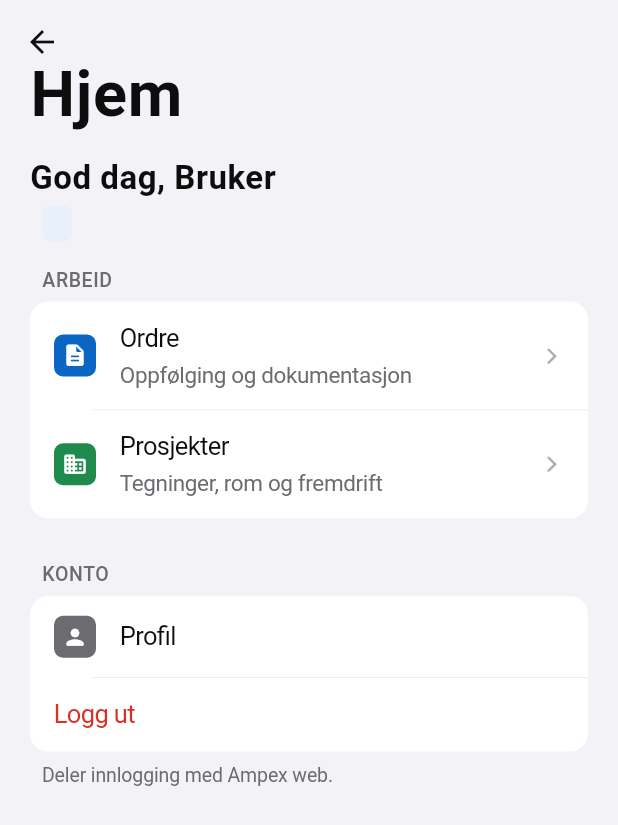
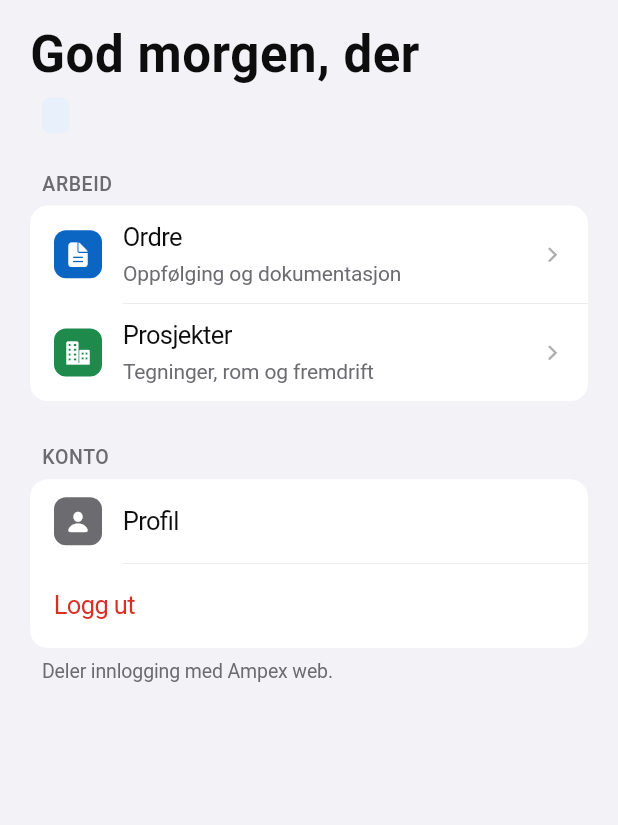
Before and after one commit to stocktormod-design/ampex-xlr8, a Flutter app: the _HomeContent screen opened directly with empty values, after a tap on "Logg ut", on a phone screen of 412 x 824 dp. Shown: the top 825 px of the screen. Run offline on Flutter 3.47's test engine with Material 3 defaults, Android fonts, the phone set to English and light mode, and no system bars; our stand-ins replace connectivity_plus, drift, drift_flutter, flutter_dotenv, flutter_riverpod, go_router and 1 more; accounts and stored records are empty; generated files the repository leaves out were written again.

Commit message:
design: premium polish – left-aligned large title, max-width, greeting hero
- AmpexScaffold: left-aligned iOS large title (was centered/broken on web),
  centered max-width content column so web/tablet matches phone
- Home: time-aware greeting as hero (no redundant "Hjem"), company + role
  as subtitle row — Spotify-style
- AmpexListRow: taller rows (min 56pt), larger leading icon (32, radius 8),
  refined chevron and subtitle for better "glide"
- Empty states center correctly under new header

Co-authored-by: Cursor <cursoragent@cursor.com>

```diff
--- a/lib/core/widgets/ampex_grouped_section.dart
+++ b/lib/core/widgets/ampex_grouped_section.dart
@@ -16,7 +16,7 @@ class AmpexGroupedSection extends StatelessWidget {
     this.footer,
     required this.children,
     this.margin = const EdgeInsets.symmetric(horizontal: AppSpacing.screenH),
-    this.dividerIndent = AppSpacing.screenH + 22,
+    this.dividerIndent = 62,
   });
 
   final String? header;
--- a/lib/core/widgets/ampex_list_row.dart
+++ b/lib/core/widgets/ampex_list_row.dart
@@ -7,7 +7,8 @@ import '../theme/app_typography.dart';
 
 /// Én rad i en [AmpexGroupedSection].
 ///
-/// Samme API på alle plattformer. Chevron vises automatisk ved onTap.
+/// Samme API på alle plattformer. Chevron vises automatisk ved [onTap].
+/// Komfortabel høyde (min 56pt) for felt-bruk og «glide»-følelse.
 class AmpexListRow extends StatelessWidget {
   const AmpexListRow({
     super.key,
@@ -22,22 +23,14 @@ class AmpexListRow extends StatelessWidget {
     this.showChevron,
   });
 
-  /// Ikon vist til venstre i avrundet firkant.
   final IconData? leading;
   final Color leadingColor;
   final String title;
   final String? subtitle;
-
-  /// Widget lengst til høyre (overstyrer [value] og standard chevron).
   final Widget? trailing;
-
-  /// Tekst lengst til høyre (f.eks. verdi / status).
   final String? value;
-
   final VoidCallback? onTap;
   final bool destructive;
-
-  /// Null = auto (vises hvis onTap er satt og ingen trailing/value).
   final bool? showChevron;
 
   @override
@@ -49,16 +42,18 @@ class AmpexListRow extends StatelessWidget {
         ? AppTypography.body.copyWith(color: AppColors.destructive)
         : AppTypography.body;
 
-    final row = Padding(
+    final row = ConstrainedBox(
+      constraints: const BoxConstraints(minHeight: 56),
+      child: Padding(
         padding: const EdgeInsets.symmetric(
           horizontal: AppSpacing.rowH,
-        vertical: AppSpacing.rowV,
+          vertical: 10,
         ),
         child: Row(
           children: [
             if (leading != null) ...[
               _LeadingIcon(icon: leading!, color: leadingColor),
-            const SizedBox(width: AppSpacing.md),
+              const SizedBox(width: AppSpacing.md - 2),
             ],
             Expanded(
               child: Column(
@@ -68,22 +63,26 @@ class AmpexListRow extends StatelessWidget {
                   Text(title, style: titleStyle),
                   if (subtitle != null) ...[
                     const SizedBox(height: 2),
-                  Text(subtitle!, style: AppTypography.callout),
+                    Text(
+                      subtitle!,
+                      style: AppTypography.footnote.copyWith(fontSize: 14),
+                    ),
                   ],
                 ],
               ),
             ),
             if (trailing != null)
               trailing!
-          else if (value != null)
-            Text(value!, style: AppTypography.callout)
-          else if (effectiveShowChevron)
-            const Icon(
-              CupertinoIcons.chevron_forward,
-              size: 16,
-              color: AppColors.labelTertiary,
+            else if (value != null) ...[
+              Text(value!, style: AppTypography.callout),
+              if (effectiveShowChevron) ...[
+                const SizedBox(width: AppSpacing.sm),
+                const _Chevron(),
+              ],
+            ] else if (effectiveShowChevron)
+              const _Chevron(),
+          ],
         ),
-        ],
       ),
     );
 
@@ -101,6 +100,19 @@ class AmpexListRow extends StatelessWidget {
   }
 }
 
+class _Chevron extends StatelessWidget {
+  const _Chevron();
+
+  @override
+  Widget build(BuildContext context) {
+    return const Icon(
+      CupertinoIcons.chevron_forward,
+      size: 15,
+      color: AppColors.labelTertiary,
+    );
+  }
+}
+
 class _LeadingIcon extends StatelessWidget {
   const _LeadingIcon({required this.icon, required this.color});
 
@@ -109,16 +121,14 @@ class _LeadingIcon extends StatelessWidget {
 
   @override
   Widget build(BuildContext context) {
-    return SizedBox(
-      width: 28,
-      height: 28,
-      child: DecoratedBox(
+    return Container(
+      width: 32,
+      height: 32,
       decoration: BoxDecoration(
         color: color,
-          borderRadius: BorderRadius.circular(6),
+        borderRadius: BorderRadius.circular(8),
       ),
-        child: Icon(icon, size: 17, color: Colors.white),
-      ),
+      child: Icon(icon, size: 18, color: Colors.white),
     );
   }
 }
--- a/lib/core/widgets/ampex_scaffold.dart
+++ b/lib/core/widgets/ampex_scaffold.dart
@@ -5,22 +5,32 @@ import '../theme/app_spacing.dart';
 import '../theme/app_typography.dart';
 import 'offline_banner.dart';
 
-/// Sideskall med large title og bouncing scroll – brukes på alle plattformer.
+/// Sideskall for alle listeskjermer.
 ///
-/// Produserer én konsistent side-layout uavhengig av om koden kjører på
-/// iOS, Android eller web.
+/// – Venstrejustert large title (iOS HIG), aldri sentrert.
+/// – Innhold sentreres med maks bredde på brede skjermer (web/nettbrett),
+///   full bredde på telefon → samme produkt overalt.
+/// – Bouncing scroll + offline-banner.
 class AmpexScaffold extends StatelessWidget {
   const AmpexScaffold({
     super.key,
     required this.title,
     required this.slivers,
+    this.subtitle,
     this.actions,
+    this.maxContentWidth = 640,
     this.backgroundColor = AppColors.background,
   });
 
+  /// Stor venstrejustert tittel. Kan være en hilsen (hjem) eller skjermnavn.
   final String title;
+
+  /// Valgfri rad rett under tittelen (firma, status, rolle …).
+  final Widget? subtitle;
+
   final List<Widget> slivers;
   final List<Widget>? actions;
+  final double maxContentWidth;
   final Color backgroundColor;
 
   @override
@@ -28,66 +38,71 @@ class AmpexScaffold extends StatelessWidget {
     return Scaffold(
       backgroundColor: backgroundColor,
       body: OfflineBanner(
+        child: SafeArea(
+          bottom: false,
+          child: Center(
+            child: ConstrainedBox(
+              constraints: BoxConstraints(maxWidth: maxContentWidth),
               child: CustomScrollView(
                 physics: const BouncingScrollPhysics(
                   parent: AlwaysScrollableScrollPhysics(),
                 ),
                 slivers: [
-            _AmpexSliverHeader(
+                  SliverToBoxAdapter(child: _Header(
                     title: title,
-              backgroundColor: backgroundColor,
+                    subtitle: subtitle,
                     actions: actions,
-            ),
+                  )),
                   ...slivers,
                 ],
+              ),
+            ),
+          ),
         ),
       ),
     );
   }
 }
 
-class _AmpexSliverHeader extends StatelessWidget {
-  const _AmpexSliverHeader({
-    required this.title,
-    required this.backgroundColor,
-    this.actions,
-  });
+class _Header extends StatelessWidget {
+  const _Header({required this.title, this.subtitle, this.actions});
 
   final String title;
-  final Color backgroundColor;
+  final Widget? subtitle;
   final List<Widget>? actions;
 
   @override
   Widget build(BuildContext context) {
-    return SliverAppBar(
-      pinned: true,
-      stretch: true,
-      expandedHeight: 96,
-      backgroundColor: backgroundColor,
-      surfaceTintColor: Colors.transparent,
-      scrolledUnderElevation: 0,
-      actions: actions,
-      flexibleSpace: LayoutBuilder(
-        builder: (context, constraints) {
-          final isCollapsed = constraints.maxHeight <=
-              kToolbarHeight + MediaQuery.paddingOf(context).top + 4;
-          return FlexibleSpaceBar(
-            titlePadding: EdgeInsetsDirectional.fromSTEB(
+    return Padding(
+      padding: const EdgeInsets.fromLTRB(
         AppSpacing.screenH,
-              0,
+        AppSpacing.md,
         AppSpacing.screenH,
-              isCollapsed ? 14 : 8,
+        AppSpacing.lg,
       ),
-            title: AnimatedDefaultTextStyle(
-              duration: const Duration(milliseconds: 150),
-              style: isCollapsed
-                  ? AppTypography.headline
-                  : AppTypography.title1,
-              child: Text(title),
+      child: Column(
+        crossAxisAlignment: CrossAxisAlignment.start,
+        children: [
+          Row(
+            crossAxisAlignment: CrossAxisAlignment.center,
+            children: [
+              Expanded(
+                child: Text(
+                  title,
+                  style: AppTypography.largeTitle,
                 ),
-            background: const ColoredBox(color: AppColors.background),
-          );
-        },
+              ),
+              if (actions != null) ...[
+                const SizedBox(width: AppSpacing.sm),
+                ...actions!,
+              ],
+            ],
+          ),
+          if (subtitle != null) ...[
+            const SizedBox(height: AppSpacing.sm),
+            subtitle!,
+          ],
+        ],
       ),
     );
   }
--- a/lib/features/orders/presentation/orders_placeholder_screen.dart
+++ b/lib/features/orders/presentation/orders_placeholder_screen.dart
@@ -20,7 +20,8 @@ class OrdersPlaceholderScreen extends StatelessWidget {
     return AmpexScaffold(
       title: 'Ordre',
       slivers: [
-        SliverFillRemaining(
+        const SliverFillRemaining(
+          hasScrollBody: false,
           child: AmpexEmptyState(
             icon: CupertinoIcons.doc_text,
             title: 'Ingen ordre ennå',
--- a/lib/features/projects/presentation/projects_placeholder_screen.dart
+++ b/lib/features/projects/presentation/projects_placeholder_screen.dart
@@ -20,7 +20,8 @@ class ProjectsPlaceholderScreen extends StatelessWidget {
     return AmpexScaffold(
       title: 'Prosjekter',
       slivers: [
-        SliverFillRemaining(
+        const SliverFillRemaining(
+          hasScrollBody: false,
           child: AmpexEmptyState(
             icon: CupertinoIcons.building_2_fill,
             title: 'Ingen prosjekter ennå',
--- a/lib/features/shell/presentation/home_screen.dart
+++ b/lib/features/shell/presentation/home_screen.dart
@@ -24,10 +24,11 @@ class HomeScreen extends ConsumerWidget {
     final sessionAsync = ref.watch(sessionContextProvider);
 
     return sessionAsync.when(
-      loading: () => AmpexScaffold(
+      loading: () => const AmpexScaffold(
         title: 'Hjem',
-        slivers: const [
+        slivers: [
           SliverFillRemaining(
+            hasScrollBody: false,
             child: Center(child: CircularProgressIndicator(strokeWidth: 2)),
           ),
         ],
@@ -36,6 +37,7 @@ class HomeScreen extends ConsumerWidget {
         title: 'Hjem',
         slivers: [
           SliverFillRemaining(
+            hasScrollBody: false,
             child: _SessionError(
               message: e is ProfileException
                   ? e.message
@@ -47,10 +49,11 @@ class HomeScreen extends ConsumerWidget {
       ),
       data: (session) {
         if (session == null) {
-          return AmpexScaffold(
+          return const AmpexScaffold(
             title: 'Hjem',
-            slivers: const [
+            slivers: [
               SliverFillRemaining(
+                hasScrollBody: false,
                 child: Center(child: Text('Du er ikke innlogget.')),
               ),
             ],
@@ -67,56 +70,47 @@ class _HomeContent extends ConsumerWidget {
 
   final SessionContext session;
 
+  String get _firstName {
+    final name = session.displayName.trim();
+    if (name.isEmpty || name == 'Bruker') return 'der';
+    return name.split(' ').first;
+  }
+
   @override
   Widget build(BuildContext context, WidgetRef ref) {
     final profile = session.profile;
     final company = session.company;
 
     return AmpexScaffold(
-      title: 'Hjem',
-      slivers: [
-        // ── Velkomst ──────────────────────────────────────────────────────────
-        SliverToBoxAdapter(
-          child: Padding(
-            padding: const EdgeInsets.fromLTRB(
-              AppSpacing.screenH, AppSpacing.sm,
-              AppSpacing.screenH, AppSpacing.md,
-            ),
-            child: Column(
-              crossAxisAlignment: CrossAxisAlignment.start,
-              children: [
-                Text(
-                  'God dag, ${session.displayName}',
-                  style: AppTypography.title2,
-                ),
-                const SizedBox(height: AppSpacing.xs),
-                Row(
-                  children: [
-                    Text(company.name, style: AppTypography.callout),
-                    const SizedBox(width: AppSpacing.sm),
-                    _RoleBadge(label: roleLabelNorwegian(profile.role)),
-                  ],
-                ),
-              ],
+      title: '${_greeting()}, $_firstName',
+      subtitle: Row(
+        children: [
+          Flexible(
+            child: Text(
+              company.name,
+              style: AppTypography.callout,
+              overflow: TextOverflow.ellipsis,
             ),
           ),
-        ),
-
-        // ── Arbeid ────────────────────────────────────────────────────────────
+          const SizedBox(width: AppSpacing.sm),
+          _RoleBadge(label: roleLabelNorwegian(profile.role)),
+        ],
+      ),
+      slivers: [
         SliverToBoxAdapter(
           child: AmpexGroupedSection(
             header: 'Arbeid',
             children: [
               AmpexListRow(
-                leading: Icons.description_rounded,
+                leading: CupertinoIcons.doc_text_fill,
                 leadingColor: AppColors.accent,
                 title: 'Ordre',
                 subtitle: 'Oppfølging og dokumentasjon',
                 onTap: () => context.go(Routes.orders),
               ),
               AmpexListRow(
-                leading: Icons.business_rounded,
-                leadingColor: const Color(0xFF1E8A4C),
+                leading: CupertinoIcons.building_2_fill,
+                leadingColor: AppColors.success,
                 title: 'Prosjekter',
                 subtitle: 'Tegninger, rom og fremdrift',
                 onTap: () => context.go(Routes.projects),
@@ -124,17 +118,14 @@ class _HomeContent extends ConsumerWidget {
             ],
           ),
         ),
-
         const SliverToBoxAdapter(child: SizedBox(height: AppSpacing.sectionGap)),
-
-        // ── Konto ─────────────────────────────────────────────────────────────
         SliverToBoxAdapter(
           child: AmpexGroupedSection(
             header: 'Konto',
             footer: 'Deler innlogging med Ampex web.',
             children: [
               AmpexListRow(
-                leading: Icons.person_rounded,
+                leading: CupertinoIcons.person_fill,
                 leadingColor: AppColors.labelSecondary,
                 title: profile.fullName.isNotEmpty ? profile.fullName : 'Profil',
                 value: roleLabelNorwegian(profile.role),
@@ -144,17 +135,22 @@ class _HomeContent extends ConsumerWidget {
                 title: 'Logg ut',
                 destructive: true,
                 showChevron: false,
-                onTap: () async {
-                  await ref.read(authRepositoryProvider).signOut();
-                },
+                onTap: () => ref.read(authRepositoryProvider).signOut(),
               ),
             ],
           ),
         ),
-
         const SliverToBoxAdapter(child: SizedBox(height: AppSpacing.xxl)),
       ],
     );
+  }
+
+  String _greeting() {
+    final hour = DateTime.now().hour;
+    if (hour < 6) return 'God natt';
+    if (hour < 11) return 'God morgen';
+    if (hour < 18) return 'God dag';
+    return 'God kveld';
   }
 }
 
@@ -168,10 +164,7 @@ class _RoleBadge extends StatelessWidget {
   @override
   Widget build(BuildContext context) {
     return Container(
-      padding: const EdgeInsets.symmetric(
-        horizontal: AppSpacing.sm + 2,
-        vertical: 3,
-      ),
+      padding: const EdgeInsets.symmetric(horizontal: 9, vertical: 3),
       decoration: BoxDecoration(
         color: AppColors.accentSoft,
         borderRadius: BorderRadius.circular(AppSpacing.xs + 2),
@@ -205,13 +198,9 @@ class _SessionError extends StatelessWidget {
                 size: 48, color: AppColors.labelTertiary),
             const SizedBox(height: AppSpacing.md),
             Text(message,
-                textAlign: TextAlign.center,
-                style: AppTypography.callout),
+                textAlign: TextAlign.center, style: AppTypography.callout),
             const SizedBox(height: AppSpacing.lg),
-            FilledButton(
-              onPressed: onRetry,
-              child: const Text('Prøv igjen'),
-            ),
+            FilledButton(onPressed: onRetry, child: const Text('Prøv igjen')),
           ],
         ),
       ),
```
Lines whose indentation alone changed are shown as unchanged.
